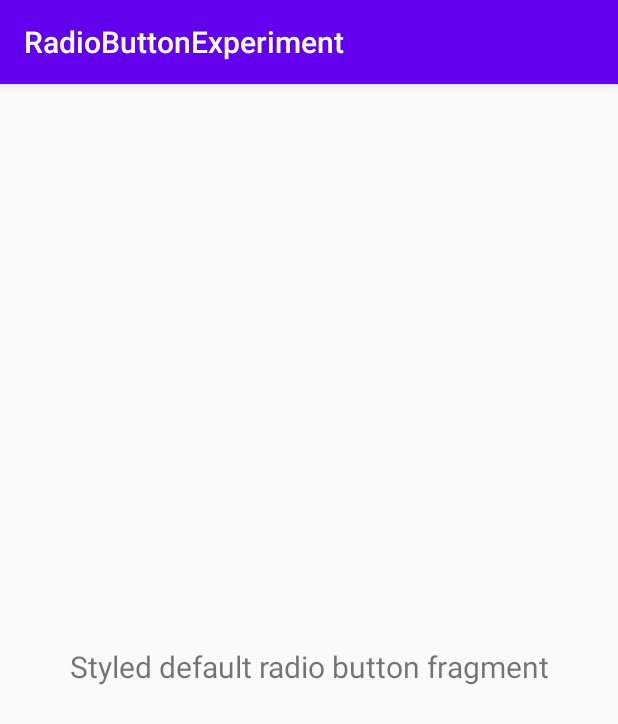
After one commit to natalieytan/android-radio-button-experiment, an Android app: the fragment StyledDefaultRadioButtonFragment shown on its own in the app's theme, on a phone screen of 412 x 824 dp. The commit adds this screen. Shown: the top 724 px of the screen. Run offline under Robolectric (Android 15) with nearby library versions, the phone set to English and light mode, and no system bars.

Commit message:
Add one styled radio button category

```diff
--- a/app/src/main/java/com/example/radiobuttonexperiment/MainActivity.kt
+++ b/app/src/main/java/com/example/radiobuttonexperiment/MainActivity.kt
@@ -27,7 +27,7 @@ class MainActivity : AppCompatActivity() {
         // Passing each menu ID as a set of Ids because each
         // menu should be considered as top level destinations.
         appBarConfiguration = AppBarConfiguration(setOf(
-                R.id.nav_default_radio_button, R.id.nav_custom_radio_button, R.id.nav_custom_radio_group), drawerLayout)
+                R.id.nav_default_radio_button, R.id.nav_styled_default_radio_button, R.id.nav_custom_radio_button, R.id.nav_custom_radio_group), drawerLayout)
         setupActionBarWithNavController(navController, appBarConfiguration)
         navView.setupWithNavController(navController)
     }
--- /dev/null
+++ b/app/src/main/java/com/example/radiobuttonexperiment/ui/styleddefaultradiobutton/StyledDefaultRadioButtonFragment.kt
@@ -0,0 +1,31 @@
+package com.example.radiobuttonexperiment.ui.styleddefaultradiobutton
+
+import android.os.Bundle
+import android.view.LayoutInflater
+import android.view.View
+import android.view.ViewGroup
+import android.widget.TextView
+import androidx.fragment.app.Fragment
+import androidx.lifecycle.Observer
+import androidx.lifecycle.ViewModelProviders
+import com.example.radiobuttonexperiment.R
+
+class StyledDefaultRadioButtonFragment : Fragment() {
+
+    private lateinit var styledDefaultRadioButtonViewModel: StyledDefaultRadioButtonViewModel
+
+    override fun onCreateView(
+            inflater: LayoutInflater,
+            container: ViewGroup?,
+            savedInstanceState: Bundle?
+    ): View? {
+        styledDefaultRadioButtonViewModel =
+                ViewModelProviders.of(this).get(StyledDefaultRadioButtonViewModel::class.java)
+        val root = inflater.inflate(R.layout.fragment_styled_default_radio_button, container, false)
+        val textView: TextView = root.findViewById(R.id.textViewInfo)
+        styledDefaultRadioButtonViewModel.text.observe(viewLifecycleOwner, Observer {
+            textView.text = it
+        })
+        return root
+    }
+}
--- /dev/null
+++ b/app/src/main/java/com/example/radiobuttonexperiment/ui/styleddefaultradiobutton/StyledDefaultRadioButtonViewModel.kt
@@ -0,0 +1,13 @@
+package com.example.radiobuttonexperiment.ui.styleddefaultradiobutton
+
+import androidx.lifecycle.LiveData
+import androidx.lifecycle.MutableLiveData
+import androidx.lifecycle.ViewModel
+
+class StyledDefaultRadioButtonViewModel : ViewModel() {
+
+    private val _text = MutableLiveData<String>().apply {
+        value = "Styled default radio button fragment"
+    }
+    val text: LiveData<String> = _text
+}
--- /dev/null
+++ b/app/src/main/res/layout/fragment_styled_default_radio_button.xml
@@ -0,0 +1,23 @@
+<?xml version="1.0" encoding="utf-8"?>
+<androidx.constraintlayout.widget.ConstraintLayout xmlns:android="http://schemas.android.com/apk/res/android"
+    xmlns:app="http://schemas.android.com/apk/res-auto"
+    xmlns:tools="http://schemas.android.com/tools"
+    android:layout_width="match_parent"
+    android:layout_height="match_parent"
+    tools:context=".ui.styleddefaultradiobutton.StyledDefaultRadioButtonFragment">
+
+    <TextView
+        android:id="@+id/textViewInfo"
+        android:layout_width="match_parent"
+        android:layout_height="wrap_content"
+        android:layout_marginStart="8dp"
+        android:layout_marginTop="8dp"
+        android:layout_marginEnd="8dp"
+        android:textAlignment="center"
+        android:textSize="20sp"
+        app:layout_constraintBottom_toBottomOf="parent"
+        app:layout_constraintEnd_toEndOf="parent"
+        app:layout_constraintStart_toStartOf="parent"
+        app:layout_constraintTop_toTopOf="parent"
+        tools:ignore="RtlCompat" />
+</androidx.constraintlayout.widget.ConstraintLayout>
--- a/app/src/main/res/navigation/mobile_navigation.xml
+++ b/app/src/main/res/navigation/mobile_navigation.xml
@@ -12,6 +12,12 @@
         tools:layout="@layout/fragment_default_radio_button" />
 
     <fragment
+        android:id="@+id/nav_styled_default_radio_button"
+        android:name="com.example.radiobuttonexperiment.ui.styleddefaultradiobutton.StyledDefaultRadioButtonFragment"
+        android:label="@string/menu_styled_default_radio_button"
+        tools:layout="@layout/fragment_styled_default_radio_button" />
+
+    <fragment
         android:id="@+id/nav_custom_radio_button"
         android:name="com.example.radiobuttonexperiment.ui.customradiobutton.CustomRadioButtonFragment"
         android:label="@string/menu_custom_radio_button"
--- a/app/src/main/res/values/drawables.xml
+++ b/app/src/main/res/values/drawables.xml
@@ -2,6 +2,7 @@
     <item name="ic_baseline_looks_one_24" type="drawable">@drawable/ic_baseline_looks_one_24</item>
     <item name="ic_baseline_looks_two_24" type="drawable">@drawable/ic_baseline_looks_two_24</item>
     <item name="ic_baseline_looks_three_24" type="drawable">@drawable/ic_baseline_looks_three_24</item>
+    <item name="ic_baseline_looks_four_24" type="drawable">@drawable/ic_baseline_looks_four_24</item>
     <item name="ic_menu_manage" type="drawable">@android:drawable/ic_menu_manage</item>
     <item name="ic_menu_share" type="drawable">@android:drawable/ic_menu_share</item>
     <item name="ic_menu_send" type="drawable">@android:drawable/ic_menu_send</item>
--- a/app/src/main/res/values/strings.xml
+++ b/app/src/main/res/values/strings.xml
@@ -8,6 +8,7 @@
     <string name="action_settings">Settings</string>
 
     <string name="menu_default_radio_button">Default Radio Button</string>
+    <string name="menu_styled_default_radio_button">Styled Default Radio Button</string>
     <string name="menu_custom_radio_button">Custom Radio Button</string>
     <string name="menu_custom_radio_group">Custom Radio Group</string>
 </resources>
```
Also changed, not shown: app/src/main/res/drawable/ic_baseline_looks_four_24.xml (added, +10 -0 lines), app/src/main/res/menu/activity_main_drawer.xml (+6 -2 lines).
